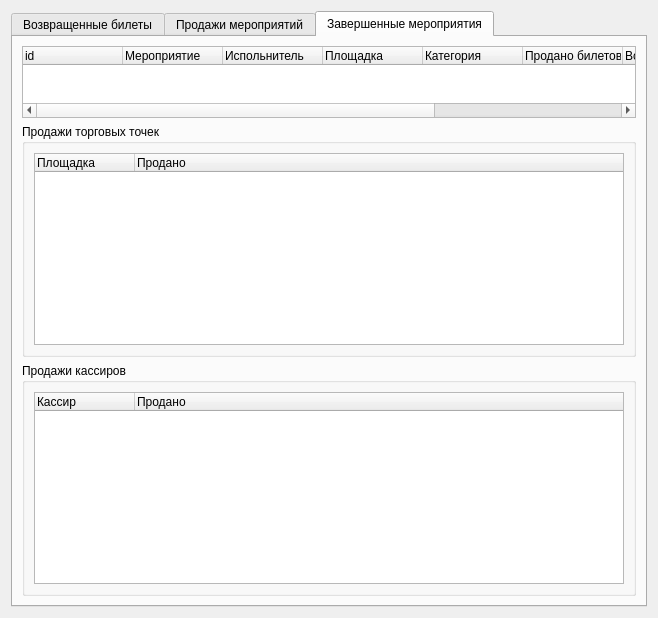
Above: Admin/MainManager/accountingWidget/caccountingwidget.ui from Demonist/TCS before the change. Below: the same form after it.
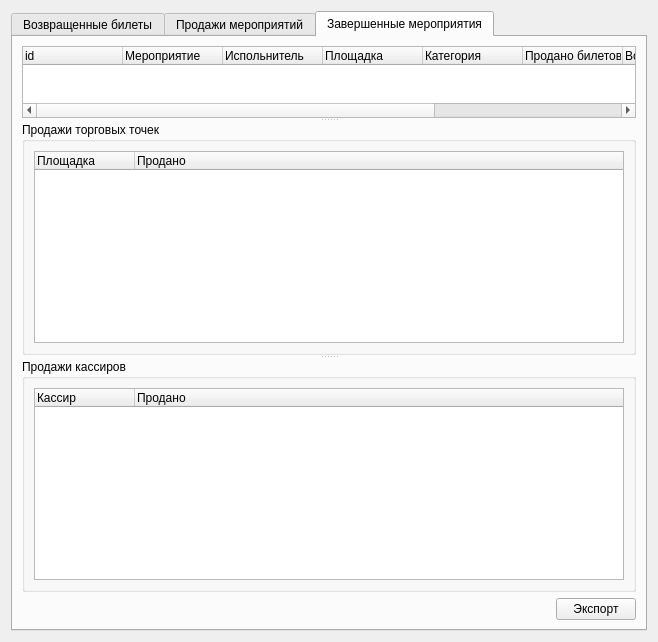
That is the form after the change. Icons and pictures are not drawn.

Commit message:
Добавлен экспорт данных по завершенным мероприятиям.
Изменение версий админки и клиента на 0.7.

```diff
--- a/Admin/MainManager/accountingWidget/caccountingwidget.ui
+++ b/Admin/MainManager/accountingWidget/caccountingwidget.ui
@@ -7,7 +7,7 @@
     <x>0</x>
     <y>0</y>
     <width>658</width>
-    <height>591</height>
+    <height>621</height>
    </rect>
   </property>
   <property name="windowTitle">
@@ -144,7 +144,7 @@
          </column>
          <column>
           <property name="text">
-           <string>Продано на сумму</string>
+           <string>Общая прибыль</string>
           </property>
          </column>
          <column>
@@ -232,6 +232,10 @@
       </attribute>
       <layout class="QGridLayout" name="gridLayout_8">
        <item row="0" column="0">
+        <widget class="QSplitter" name="splitter_2">
+         <property name="orientation">
+          <enum>Qt::Vertical</enum>
+         </property>
         <widget class="QTreeWidget" name="twComplitedActions">
          <property name="rootIsDecorated">
           <bool>false</bool>
@@ -276,7 +280,7 @@
          </column>
          <column>
           <property name="text">
-           <string>Продано на сумму</string>
+            <string>Оющая прибыль</string>
           </property>
          </column>
          <column>
@@ -285,8 +289,10 @@
           </property>
          </column>
         </widget>
-       </item>
-       <item row="1" column="0">
+         <widget class="QSplitter" name="splitter">
+          <property name="orientation">
+           <enum>Qt::Vertical</enum>
+          </property>
         <widget class="QGroupBox" name="groupBox_4">
          <property name="sizePolicy">
           <sizepolicy hsizetype="Preferred" vsizetype="Minimum">
@@ -320,8 +326,9 @@
           </item>
          </layout>
         </widget>
-       </item>
-       <item row="2" column="0">
+          <widget class="QWidget" name="layoutWidget">
+           <layout class="QVBoxLayout" name="verticalLayout">
+            <item>
         <widget class="QGroupBox" name="groupBox_5">
          <property name="sizePolicy">
           <sizepolicy hsizetype="Preferred" vsizetype="Minimum">
@@ -356,12 +363,48 @@
          </layout>
         </widget>
        </item>
-      </layout>
-     </widget>
-    </widget>
+            <item>
+             <layout class="QHBoxLayout" name="horizontalLayout">
+              <item>
+               <spacer name="horizontalSpacer_2">
+                <property name="orientation">
+                 <enum>Qt::Horizontal</enum>
+                </property>
+                <property name="sizeHint" stdset="0">
+                 <size>
+                  <width>40</width>
+                  <height>20</height>
+                 </size>
+                </property>
+               </spacer>
+              </item>
+              <item>
+               <widget class="QPushButton" name="pbnExport">
+                <property name="text">
+                 <string>Экспорт</string>
+                </property>
+                <property name="icon">
+                 <iconset resource="../main_res.qrc">
+                  <normaloff>:/images/export.png</normaloff>:/images/export.png</iconset>
+                </property>
+               </widget>
+              </item>
+             </layout>
+            </item>
+           </layout>
+          </widget>
+         </widget>
+        </widget>
    </item>
   </layout>
  </widget>
- <resources/>
+    </widget>
+   </item>
+  </layout>
+ </widget>
+ <resources>
+  <include location="../main_res.qrc"/>
+  <include location="../main_res.qrc"/>
+ </resources>
  <connections/>
 </ui>
```
Lines whose indentation alone changed are shown as unchanged. The commit also changes 6 other files.
